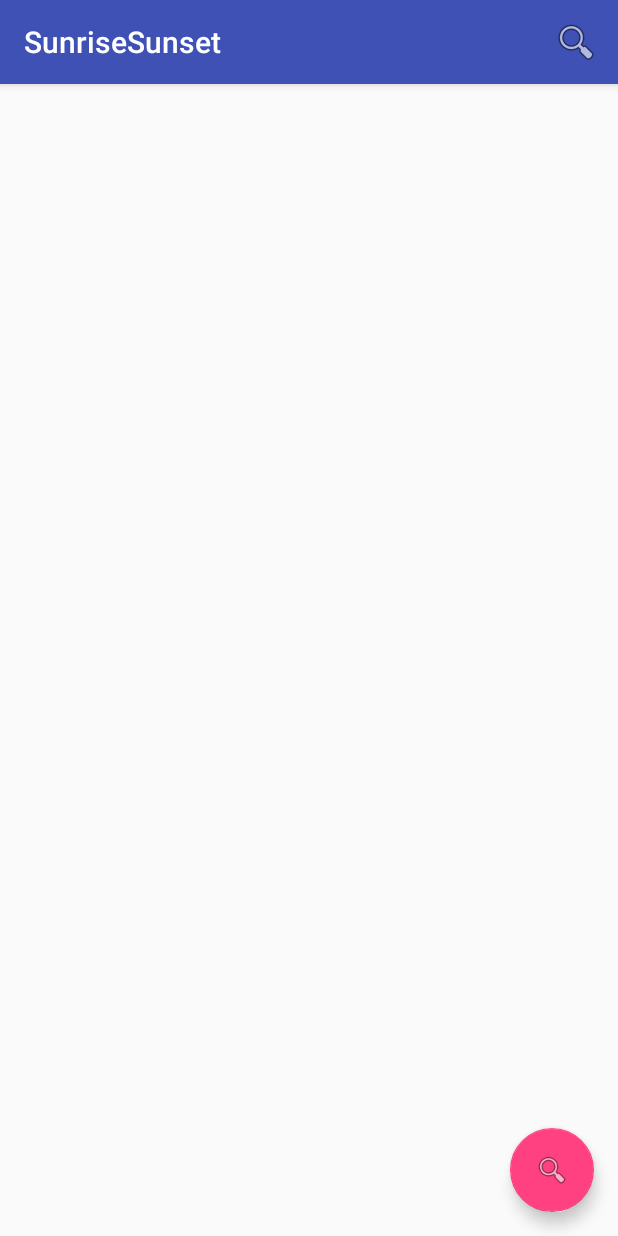
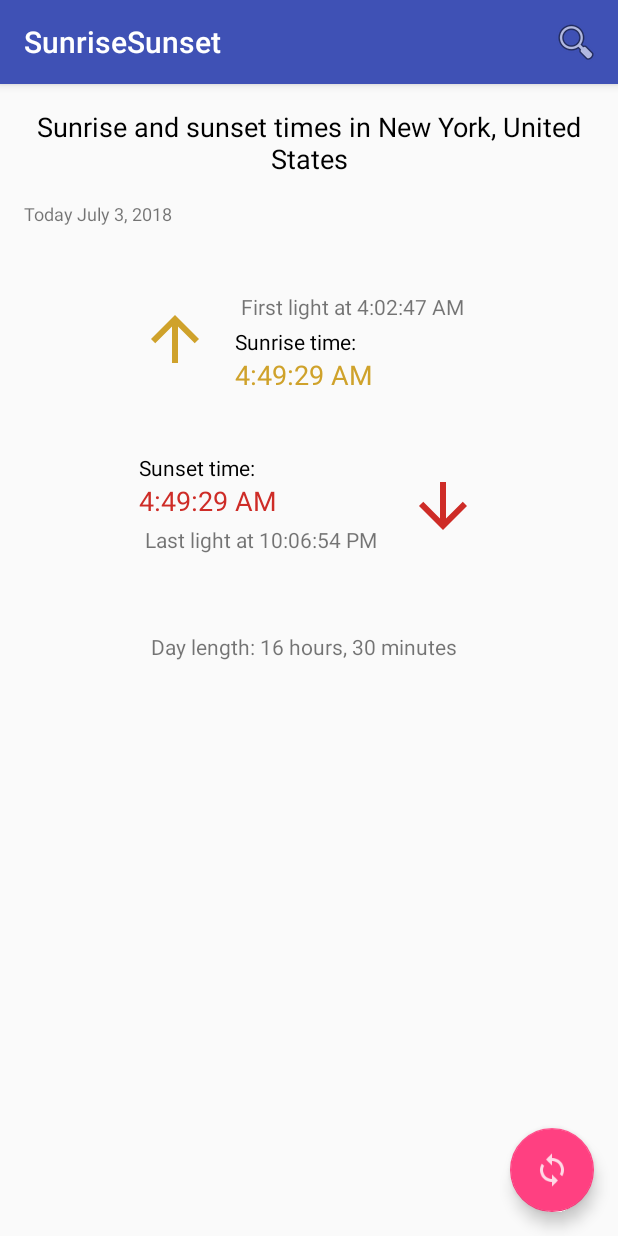
Before and after one commit to Petro-Lisnyi/SunriseSunset, an Android app: the screen it shows after launch (MainActivity), on a phone screen of 412 x 824 dp. Run offline under Robolectric (Android 15) with nearby library versions, the phone set to English and light mode, and no system bars; 4 statements that could not run were skipped.

Commit message:
Created UI elements for displaying information about current place

```diff
--- /dev/null
+++ b/app/src/main/res/drawable/ic_arrow_downward_red_24dp.xml
@@ -0,0 +1,5 @@
+<vector android:height="24dp" android:tint="#CE2C27"
+    android:viewportHeight="24.0" android:viewportWidth="24.0"
+    android:width="24dp" xmlns:android="http://schemas.android.com/apk/res/android">
+    <path android:fillColor="#010101" android:pathData="M20,12l-1.41,-1.41L13,16.17V4h-2v12.17l-5.58,-5.59L4,12l8,8 8,-8z"/>
+</vector>
--- /dev/null
+++ b/app/src/main/res/drawable/ic_arrow_upward_yellow_24dp.xml
@@ -0,0 +1,5 @@
+<vector android:height="24dp" android:tint="#CFA22B"
+    android:viewportHeight="24.0" android:viewportWidth="24.0"
+    android:width="24dp" xmlns:android="http://schemas.android.com/apk/res/android">
+    <path android:fillColor="#FF000000" android:pathData="M4,12l1.41,1.41L11,7.83V20h2V7.83l5.58,5.59L20,12l-8,-8 -8,8z"/>
+</vector>
--- a/app/src/main/res/layout/activity_main.xml
+++ b/app/src/main/res/layout/activity_main.xml
@@ -28,6 +28,6 @@
         android:layout_height="wrap_content"
         android:layout_gravity="bottom|end"
         android:layout_margin="@dimen/fab_margin"
-        app:srcCompat="@android:drawable/ic_menu_search" />
+        app:srcCompat="@drawable/ic_sync_white" />
 
 </android.support.design.widget.CoordinatorLayout>
--- a/app/src/main/res/layout/content_main.xml
+++ b/app/src/main/res/layout/content_main.xml
@@ -1,5 +1,5 @@
 <?xml version="1.0" encoding="utf-8"?>
-<android.support.constraint.ConstraintLayout xmlns:android="http://schemas.android.com/apk/res/android"
+<ScrollView xmlns:android="http://schemas.android.com/apk/res/android"
     xmlns:app="http://schemas.android.com/apk/res-auto"
     xmlns:tools="http://schemas.android.com/tools"
     android:layout_width="match_parent"
@@ -8,4 +8,69 @@
     tools:context=".MainActivity"
     tools:showIn="@layout/activity_main">
 
-</android.support.constraint.ConstraintLayout>
+    <android.support.constraint.ConstraintLayout
+
+        android:layout_width="match_parent"
+        android:layout_height="wrap_content">
+
+        <TextView
+            android:id="@+id/text_city_name"
+            android:layout_width="wrap_content"
+            android:layout_height="wrap_content"
+            android:layout_marginEnd="8dp"
+            android:layout_marginStart="8dp"
+            android:layout_marginTop="16dp"
+            android:gravity="center"
+            android:paddingEnd="8dp"
+            android:paddingStart="8dp"
+            android:text="Sunrise and sunset times in New York, United States"
+            android:textColor="@color/colorBlack"
+            android:textSize="18sp"
+            app:layout_constraintEnd_toEndOf="parent"
+            app:layout_constraintStart_toStartOf="parent"
+            app:layout_constraintTop_toTopOf="parent" />
+
+        <TextView
+            android:id="@+id/text_date"
+            android:layout_width="wrap_content"
+            android:layout_height="wrap_content"
+            android:layout_marginEnd="8dp"
+            android:layout_marginStart="8dp"
+            android:layout_marginTop="16dp"
+            android:gravity="start"
+            android:paddingEnd="8dp"
+            android:paddingStart="8dp"
+            android:text="Today July 3, 2018"
+            android:textSize="12sp"
+            app:layout_constraintEnd_toEndOf="parent"
+            app:layout_constraintHorizontal_bias="0.001"
+            app:layout_constraintStart_toStartOf="parent"
+            app:layout_constraintTop_toBottomOf="@id/text_city_name" />
+
+        <LinearLayout
+            android:layout_width="wrap_content"
+            android:layout_height="wrap_content"
+            android:layout_marginEnd="8dp"
+            android:layout_marginStart="8dp"
+            android:layout_marginTop="8dp"
+            android:orientation="vertical"
+            app:layout_constraintEnd_toEndOf="parent"
+            app:layout_constraintStart_toStartOf="parent"
+            app:layout_constraintTop_toBottomOf="@+id/text_date">
+
+            <include layout="@layout/item_sunrise" />
+
+            <include layout="@layout/item_sunset" />
+
+            <TextView
+                android:id="@+id/text_day_length"
+                android:layout_width="wrap_content"
+                android:layout_height="0dp"
+                android:layout_margin="16dp"
+                android:layout_weight="1"
+                android:text="Day length: 16 hours, 30 minutes" />
+
+        </LinearLayout>
+
+    </android.support.constraint.ConstraintLayout>
+</ScrollView>
--- /dev/null
+++ b/app/src/main/res/layout/item_sunrise.xml
@@ -0,0 +1,48 @@
+<?xml version="1.0" encoding="utf-8"?>
+<LinearLayout xmlns:android="http://schemas.android.com/apk/res/android"
+    android:layout_width="wrap_content"
+    android:layout_height="wrap_content"
+    android:layout_marginTop="24dp"
+    android:layout_marginBottom="24dp"
+    android:orientation="horizontal">
+
+    <ImageView
+        android:layout_width="48dp"
+        android:layout_height="48dp"
+        android:layout_gravity="center"
+        android:layout_margin="8dp"
+        android:src="@drawable/ic_arrow_upward_yellow_24dp" />
+
+    <LinearLayout
+        android:layout_width="wrap_content"
+        android:layout_height="wrap_content"
+        android:layout_gravity="center"
+        android:layout_margin="8dp"
+        android:orientation="vertical">
+
+        <TextView
+            android:id="@+id/text_twilight_begin"
+            android:layout_width="wrap_content"
+            android:layout_height="wrap_content"
+            android:layout_margin="4dp"
+            android:layout_weight="1"
+            android:text="First light at 4:02:47 AM" />
+
+        <TextView
+            android:id="@+id/text_sunrise_time_title"
+            android:layout_width="wrap_content"
+            android:layout_height="wrap_content"
+            android:layout_weight="1"
+            android:text="Sunrise time:"
+            android:textColor="@color/colorBlack" />
+
+        <TextView
+            android:id="@+id/text_sunrise_time"
+            android:layout_width="wrap_content"
+            android:layout_height="wrap_content"
+            android:layout_weight="1"
+            android:text="4:49:29 AM"
+            android:textColor="@color/colorSunrise"
+            android:textSize="18sp" />
+    </LinearLayout>
+</LinearLayout>
--- /dev/null
+++ b/app/src/main/res/layout/item_sunset.xml
@@ -0,0 +1,49 @@
+<?xml version="1.0" encoding="utf-8"?>
+<LinearLayout xmlns:android="http://schemas.android.com/apk/res/android"
+    android:layout_width="wrap_content"
+    android:layout_height="wrap_content"
+    android:layout_marginBottom="24dp"
+    android:orientation="horizontal">
+
+
+    <LinearLayout
+        android:layout_width="wrap_content"
+        android:layout_height="wrap_content"
+        android:layout_gravity="center"
+        android:layout_margin="8dp"
+        android:orientation="vertical">
+
+
+        <TextView
+            android:id="@+id/text_sunset_time_title"
+            android:layout_width="wrap_content"
+            android:layout_height="wrap_content"
+            android:layout_weight="1"
+            android:text="Sunset time:"
+            android:textColor="@color/colorBlack" />
+
+        <TextView
+            android:id="@+id/text_sunset_time"
+            android:layout_width="wrap_content"
+            android:layout_height="wrap_content"
+            android:layout_weight="1"
+            android:text="4:49:29 AM"
+            android:textColor="@color/colorSunset"
+            android:textSize="18sp" />
+
+        <TextView
+            android:id="@+id/text_twilight_end"
+            android:layout_width="wrap_content"
+            android:layout_height="wrap_content"
+            android:layout_margin="4dp"
+            android:layout_weight="1"
+            android:text="Last light at 10:06:54 PM" />
+    </LinearLayout>
+
+    <ImageView
+        android:layout_width="48dp"
+        android:layout_height="48dp"
+        android:layout_gravity="center"
+        android:layout_margin="8dp"
+        android:src="@drawable/ic_arrow_downward_red_24dp" />
+</LinearLayout>
--- a/app/src/main/res/values/colors.xml
+++ b/app/src/main/res/values/colors.xml
@@ -3,4 +3,7 @@
     <color name="colorPrimary">#3F51B5</color>
     <color name="colorPrimaryDark">#303F9F</color>
     <color name="colorAccent">#FF4081</color>
+    <color name="colorBlack">#000000</color>
+    <color name="colorSunrise">#CFA22B</color>
+    <color name="colorSunset">#CE2C27</color>
 </resources>
```
Also changed, not shown: app/src/main/res/drawable-hdpi/ic_sync_white.png (added), app/src/main/res/drawable-mdpi/ic_sync_white.png (added), app/src/main/res/drawable-xhdpi/ic_sync_white.png (added), app/src/main/res/drawable-xxhdpi/ic_sync_white.png (added).
